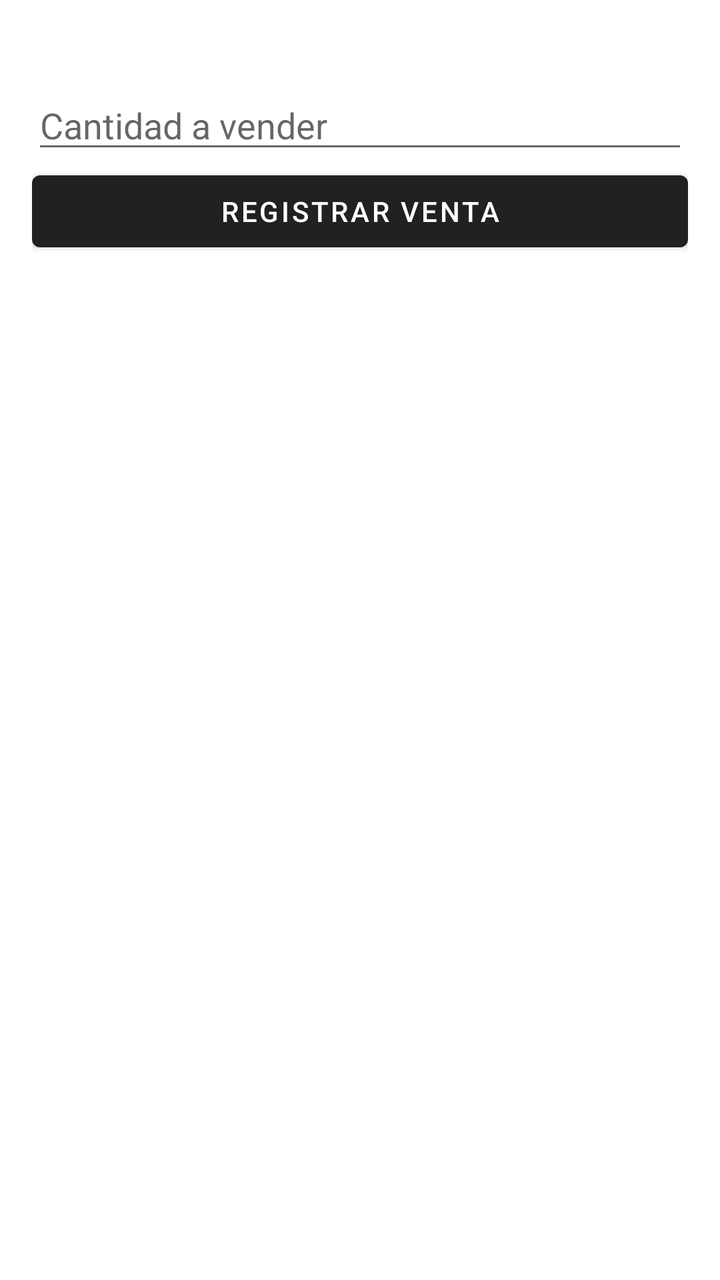
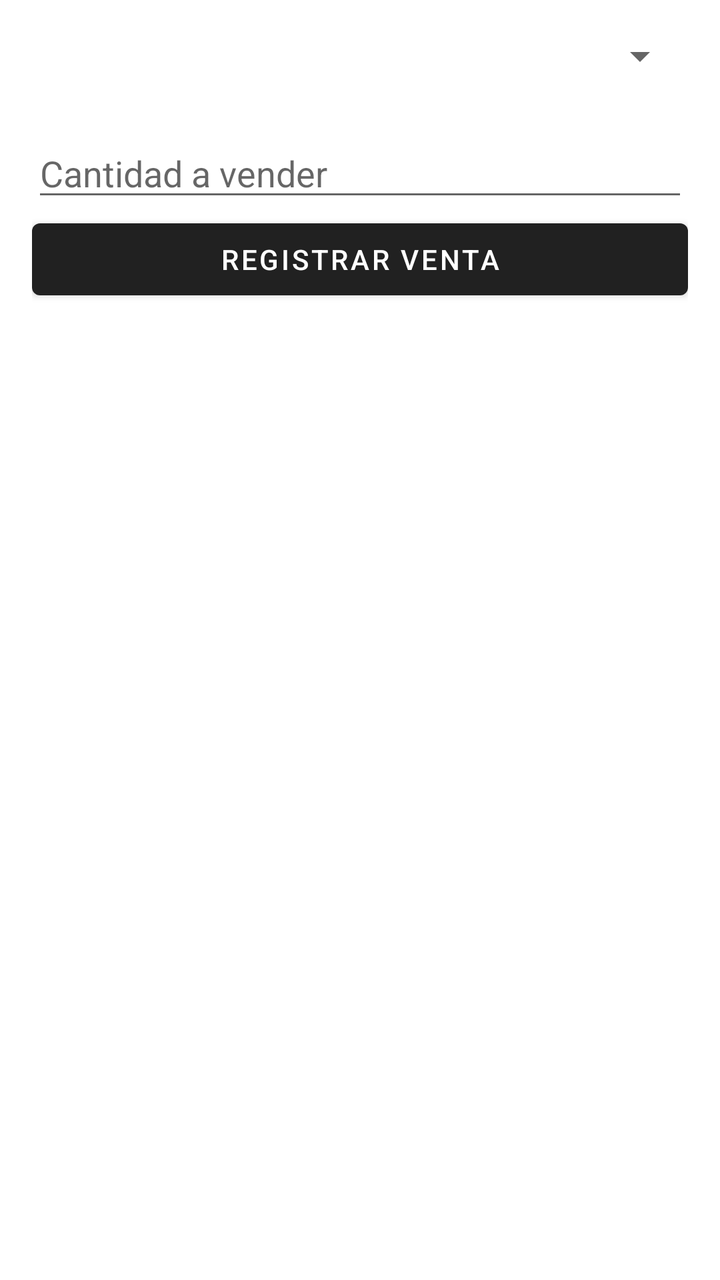

Screens rendered from an Android XML layout before and after an edit, with the pre-edit source and the edit as a unified diff.
<!-- AndroidManifest.xml: application theme Theme.MaterialComponents.DayNight.DarkActionBar -->
<!-- res/layout/activity_sales.xml -->
<?xml version="1.0" encoding="utf-8"?>
<LinearLayout
    xmlns:android="http://schemas.android.com/apk/res/android"
    android:orientation="vertical"
    android:padding="16dp"
    android:layout_width="match_parent"
    android:layout_height="match_parent">

    <TextView
        android:id="@+id/txtProduct"
        android:textSize="18sp"
        android:layout_width="match_parent"
        android:layout_height="wrap_content"/>

    <EditText
        android:id="@+id/etQuantity"
        android:hint="Cantidad a vender"
        android:inputType="numberDecimal"
        android:layout_width="match_parent"
        android:layout_height="wrap_content"/>

    <Button
        android:id="@+id/btnSell"
        android:text="Registrar Venta"
        android:layout_width="match_parent"
        android:layout_height="wrap_content"/>

    <TextView
        android:id="@+id/txtStatus"
        android:paddingTop="16dp"
        android:layout_width="match_parent"
        android:layout_height="wrap_content"/>

</LinearLayout>
<!-- resources referenced by this layout -->
<resources>

</resources>

<!-- the commit's change to res/layout/activity_sales.xml (unified diff, before → after) -->
@@ -5,6 +5,11 @@
     android:padding="16dp"
     android:layout_width="match_parent"
     android:layout_height="match_parent">
+
+    <Spinner
+        android:id="@+id/spProducts"
+        android:layout_width="match_parent"
+        android:layout_height="wrap_content"/>
 
     <TextView
         android:id="@+id/txtProduct"
